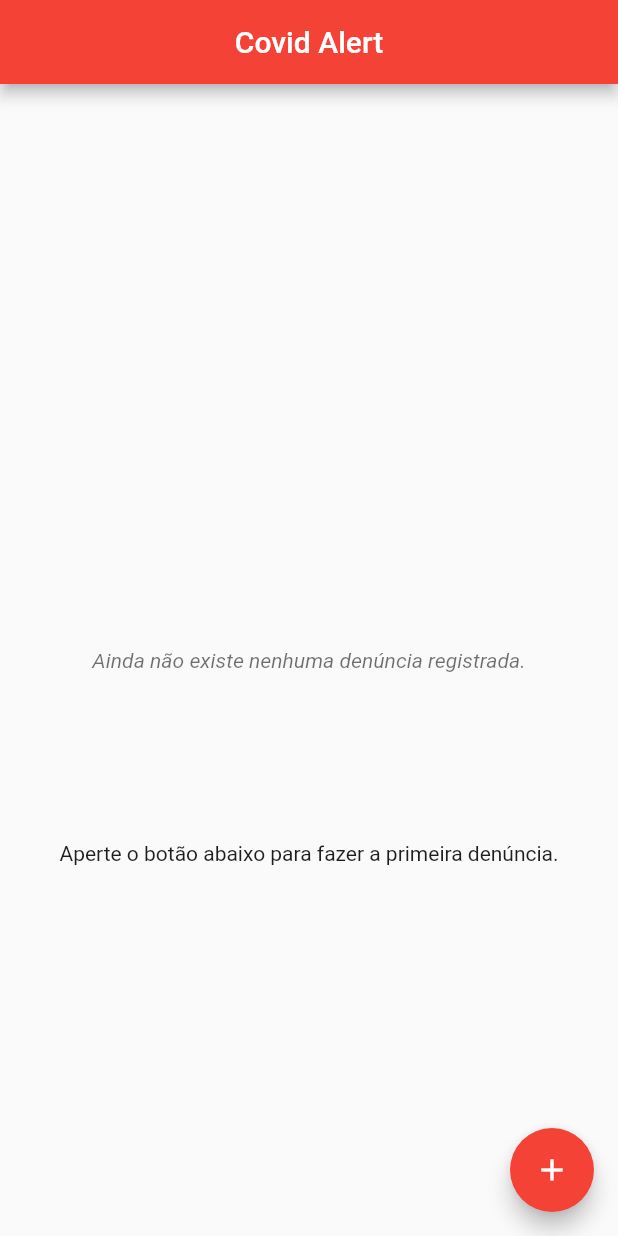
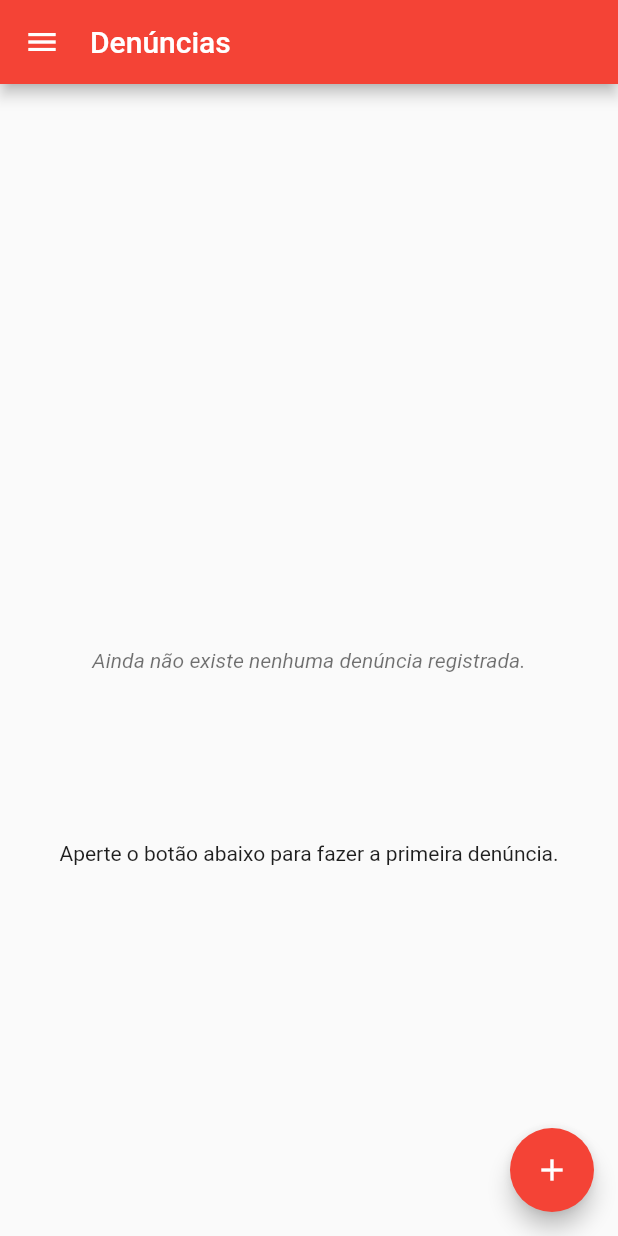
Before and after one commit to teresinahc/app-denuncia-aglomeracao-quarentena, a Flutter app: the screen it shows after launch, on a phone screen of 412 x 824 dp. Run offline on Flutter 3.47's test engine with Material 2 defaults, Android fonts, the phone set to English and light mode, and no system bars; our stand-ins replace cloud_firestore, firebase_storage, flutter_mobx, get_it, image_picker, mobx and 1 more; missing offline and left inert: image_fade; accounts and stored records are empty; generated files the repository leaves out were written again.

Commit message:
Updates home screen

```diff
--- a/lib/screens/home/home_screen.dart
+++ b/lib/screens/home/home_screen.dart
@@ -2,6 +2,7 @@ import 'package:covid_alert/screens/home/components/denuncia_tile.dart';
 import 'package:covid_alert/screens/home/components/screen_with_time_indicator.dart';
 import 'package:covid_alert/screens/home/controllers/home_controller.dart';
 import 'package:covid_alert/screens/new_denuncia/new_denuncia_screen.dart';
+import 'package:covid_alert/shared/components/app_bar.dart';
 import 'package:flutter/material.dart';
 import 'package:flutter_mobx/flutter_mobx.dart';
 import 'package:get_it/get_it.dart';
@@ -16,6 +17,7 @@ class HomeScreen extends StatefulWidget {
 
 class _HomeScreenState extends State<HomeScreen> {
   final _homeController = GetIt.I.get<HomeController>();
+  final GlobalKey<ScaffoldState> _key = GlobalKey<ScaffoldState>();
   ReactionDisposer _disposer;
 
   @override
@@ -55,10 +57,14 @@ class _HomeScreenState extends State<HomeScreen> {
   @override
   Widget build(BuildContext context) {
     return Scaffold(
-      appBar: AppBar(
-        title: Text("Covid Alert"),
-        centerTitle: true,
-      ),
+      key: _key,
+      appBar: appBar(
+          title: "Denúncias",
+          leading: Leading.DRAWER,
+          onLeadingPress: () {
+            _key.currentState.openDrawer();
+          }),
+      drawer: Drawer(),
       floatingActionButton: FloatingActionButton(
         onPressed: () async {
           Navigator.push(context,
```
Also changed, not shown: lib/screens/home/components/denuncia_tile.dart (+51 -11 lines), lib/screens/home/components/screen_with_time_indicator.dart (+4 -4 lines).
